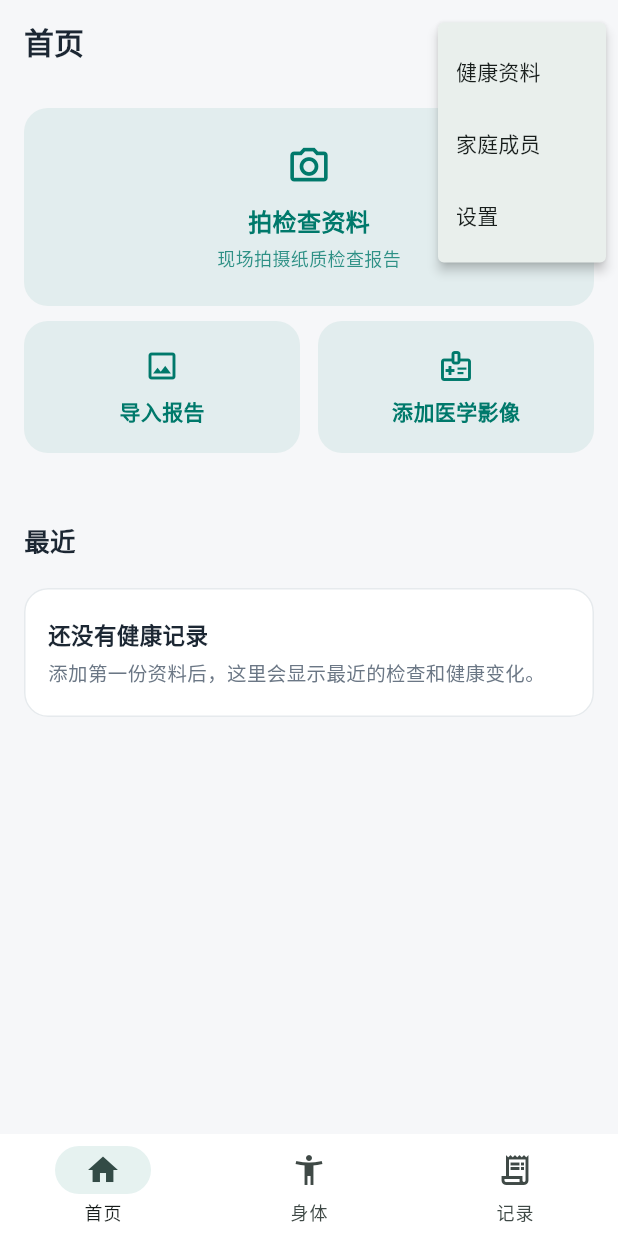
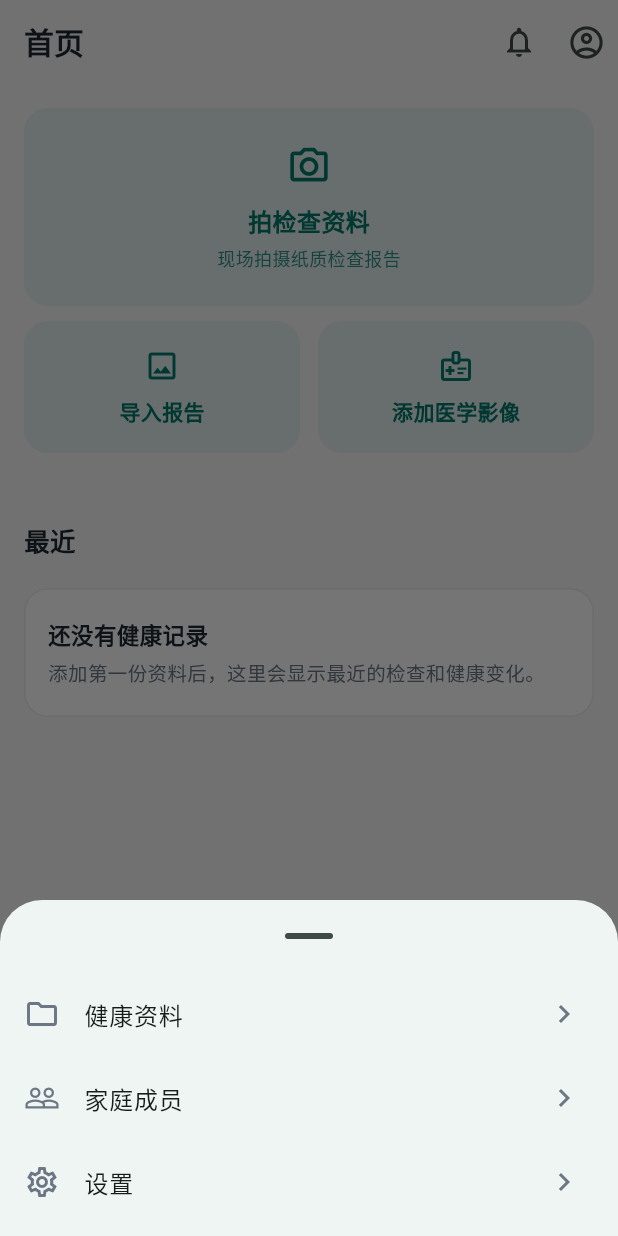
Before and after one commit to weixu731618-netizen/health-archive, a Flutter app: the screen it shows after launch, after a tap on the "account circle" icon, on a phone screen of 412 x 824 dp. Run offline on Flutter 3.47's test engine with Material 3 defaults, Android fonts, the phone set to English and light mode, and no system bars; our stand-ins replace drift, drift_flutter, file_picker, fl_chart, flutter_local_notifications, flutter_secure_storage and 5 more; missing offline and left inert: pdfx; accounts and stored records are empty; generated files the repository leaves out were written again.

Commit message:
ProfileSwitcher 改为底部面板，跟 App 其它菜单统一
右上角头像点开的「档案切换 / 健康资料 / 家庭成员 / 设置」原来是 Material
贴图标下拉框（PopupMenuButton），和 App 里其它「底部滑出面板」不一致、
勾选在左侧、观感偏安卓。

改成 showModalBottomSheet（showDragHandle:true），与 showAddDataSheet 同款：
顶部小横条 → 「当前档案」+ 人物列表（勾选移到右侧）→ 分隔线 →
健康资料 / 家庭成员 / 设置（带 leading 图标 + chevron）。跳转目标不变。

触发区从 PopupMenuButton 换成 InkWell；素头像 / 头像+名字+箭头 两种触发
样式保留。

测试：flutter analyze 干净；flutter test -j 1 = 164（无断言变化）；
模拟器验证面板样式。

Co-Authored-By: Claude Sonnet 5 <noreply@anthropic.com>

```diff
--- a/lib/widgets/profile_switcher.dart
+++ b/lib/widgets/profile_switcher.dart
@@ -10,7 +10,10 @@ import '../pages/profile_page.dart';
 /// 每页右上角的头像入口（首页 / 身体 / 记录共用）。
 /// 一个控件承担两件事：
 ///  - 切换当前健康档案人物（多人时列出所有人）
-///  - 进入「个人中心 / 设置」（原来的「我的」页，不再占底部 Tab）
+///  - 进入「健康资料 / 家庭成员 / 设置」（原来的「我的」页，不再占底部 Tab）
+///
+/// 点开是**从底部滑出的面板**，跟 App 里其它菜单（加数据、选器官、筛选）一致，
+/// 而不是贴着图标弹的下拉框。
 class ProfileSwitcher extends StatefulWidget {
   const ProfileSwitcher({super.key});
 
@@ -60,44 +63,39 @@ class _ProfileSwitcherState extends State<ProfileSwitcher> {
     if (mounted) _load();
   }
 
+  Future<void> _openMenu() async {
+    final activeId = appRepository?.activeProfileId ?? 1;
+    final result = await showModalBottomSheet<_MenuPick>(
+      context: context,
+      showDragHandle: true,
+      builder: (_) => _ProfileMenuSheet(people: _people, activeId: activeId),
+    );
+    if (result == null || !mounted) return;
+    switch (result.kind) {
+      case _PickKind.profile:
+        await switchActiveProfile(result.profileId!);
+      case _PickKind.records:
+        await _push(const HealthRecordsPage());
+      case _PickKind.family:
+        await _push(const FamilyMembersPage());
+      case _PickKind.settings:
+        await _push(const ProfilePage());
+    }
+  }
+
   @override
   Widget build(BuildContext context) {
     final activeId = appRepository?.activeProfileId ?? 1;
     final name = _activeName;
-    final multi = _people.length > 1;
     // 默认（看自己的档案）：右上角只有一个素头像图标，最轻。
-    // 切到家人时才显示 头像 + 名字 + 箭头，提醒"现在看的不是自己"。
+    // 切到家人时才显示 头像 + 名字 + 箭头，提醒“现在看的不是自己”。
     final viewingOther = activeId != HealthRepository.defaultProfileId;
 
-    return PopupMenuButton<int>(
-      tooltip: '个人中心',
-      onSelected: (v) {
-        if (v == -1) {
-          _push(const FamilyMembersPage());
-        } else if (v == -2) {
-          _push(const ProfilePage());
-        } else if (v == -3) {
-          _push(const HealthRecordsPage());
-        } else {
-          switchActiveProfile(v);
-        }
-      },
-      itemBuilder: (_) => [
-        if (multi) ...[
-          for (final p in _people)
-            CheckedPopupMenuItem<int>(
-              value: p.id,
-              checked: p.id == activeId,
-              child: Text(p.displayName),
-            ),
-          const PopupMenuDivider(),
-        ],
-        const PopupMenuItem<int>(value: -3, child: Text('健康资料')),
-        const PopupMenuItem<int>(value: -1, child: Text('家庭成员')),
-        const PopupMenuItem<int>(value: -2, child: Text('设置')),
-      ],
+    return InkWell(
+      onTap: _openMenu,
+      customBorder: const StadiumBorder(),
       child: Padding(
-        padding: const EdgeInsets.symmetric(horizontal: 10),
+        padding: const EdgeInsets.symmetric(horizontal: 8, vertical: 6),
         child: viewingOther
             ? Row(
                 mainAxisSize: MainAxisSize.min,
@@ -133,3 +131,91 @@ class _ProfileSwitcherState extends State<ProfileSwitcher> {
     );
   }
 }
+
+enum _PickKind { profile, records, family, settings }
+
+class _MenuPick {
+  final _PickKind kind;
+  final int? profileId;
+  const _MenuPick(this.kind, {this.profileId});
+}
+
+/// 底部面板内容：多档案时先列人物（勾选在右侧），再列功能项。
+class _ProfileMenuSheet extends StatelessWidget {
+  final List<PersonProfile> people;
+  final int activeId;
+  const _ProfileMenuSheet({required this.people, required this.activeId});
+
+  @override
+  Widget build(BuildContext context) {
+    final multi = people.length > 1;
+    return SafeArea(
+      child: SingleChildScrollView(
+        child: Column(
+          mainAxisSize: MainAxisSize.min,
+          crossAxisAlignment: CrossAxisAlignment.start,
+          children: [
+            if (multi) ...[
+              const Padding(
+                padding: EdgeInsets.fromLTRB(20, 0, 20, 6),
+                child: Text('当前档案',
+                    style: TextStyle(
+                        fontSize: 13, color: AppColors.textSecondary)),
+              ),
+              for (final p in people)
+                ListTile(
+                  title: Text(p.displayName,
+                      style: const TextStyle(fontSize: 16)),
+                  trailing: p.id == activeId
+                      ? const Icon(Icons.check, color: AppColors.primary)
+                      : null,
+                  onTap: () => Navigator.pop(
+                      context, _MenuPick(_PickKind.profile, profileId: p.id)),
+                ),
+              const Divider(height: 1),
+              const SizedBox(height: 4),
+            ],
+            _ActionTile(
+              icon: Icons.folder_outlined,
+              label: '健康资料',
+              onTap: () =>
+                  Navigator.pop(context, const _MenuPick(_PickKind.records)),
+            ),
+            _ActionTile(
+              icon: Icons.people_outline,
+              label: '家庭成员',
+              onTap: () =>
+                  Navigator.pop(context, const _MenuPick(_PickKind.family)),
+            ),
+            _ActionTile(
+              icon: Icons.settings_outlined,
+              label: '设置',
+              onTap: () =>
+                  Navigator.pop(context, const _MenuPick(_PickKind.settings)),
+            ),
+            const SizedBox(height: 8),
+          ],
+        ),
+      ),
+    );
+  }
+}
+
+class _ActionTile extends StatelessWidget {
+  final IconData icon;
+  final String label;
+  final VoidCallback onTap;
+  const _ActionTile(
+      {required this.icon, required this.label, required this.onTap});
+
+  @override
+  Widget build(BuildContext context) {
+    return ListTile(
+      leading: Icon(icon, color: AppColors.textSecondary),
+      title: Text(label, style: const TextStyle(fontSize: 16)),
+      trailing:
+          const Icon(Icons.chevron_right, color: AppColors.textSecondary),
+      onTap: onTap,
+    );
+  }
+}
```
